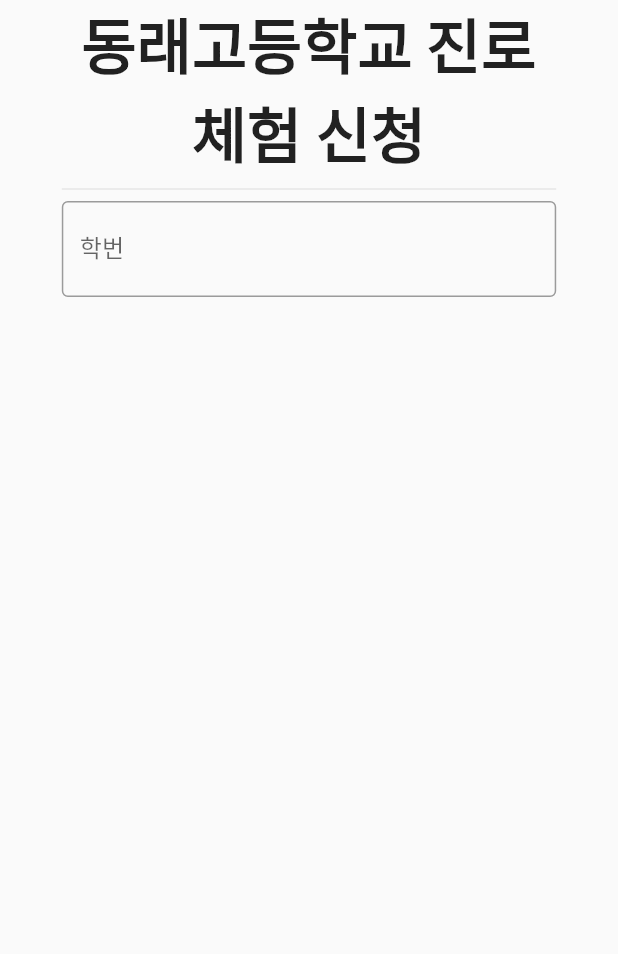
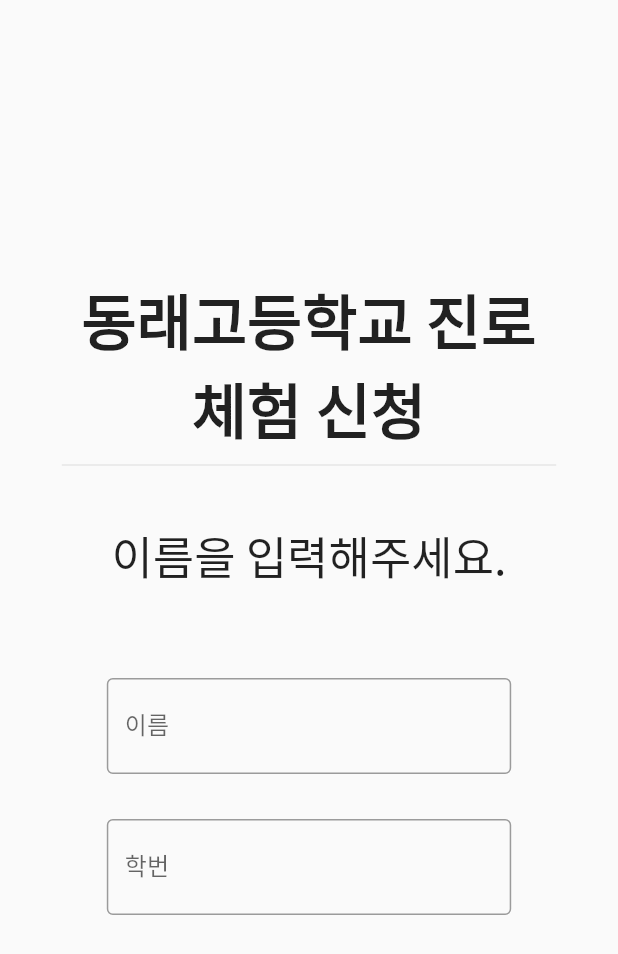
Before and after one commit to dongnae/ApplicationDart, a Flutter app: the screen it shows after launch, on a phone screen of 412 x 824 dp. Shown: the top 954 px of the screen. Run offline on Flutter 3.47's test engine with Material 2 defaults, Android fonts, the phone set to English and light mode, and no system bars.

Commit message:
레이아웃 구성 중 (디바이더, form 추가)

```diff
--- a/lib/main.dart
+++ b/lib/main.dart
@@ -1,3 +1,4 @@
+import 'package:flutter/cupertino.dart';
 import 'package:flutter/material.dart';
 
 void main() {
@@ -21,8 +22,7 @@ class MyApp extends StatelessWidget {
 
 class Loading extends StatelessWidget {
   @override
-  Widget build(BuildContext context) =>
-      Container(
+  Widget build(BuildContext context) => Container(
         child: LinearProgressIndicator(),
       );
 }
@@ -33,7 +33,8 @@ class MainPage extends StatefulWidget {
 }
 
 class MainPageState extends State<MainPage> {
-  var _currentProcess = 1; //0: loading, 1: form, 2: application finish, 10: prev, 11: after
+  var _currentProcess =
+      1; //0: loading, 1: form, 2: application finish, 10: prev, 11: after
 
   Widget _getCurrentWidget() {
     switch (this._currentProcess) {
@@ -42,12 +43,31 @@ class MainPageState extends State<MainPage> {
       case 1:
         return Column(
           children: <Widget>[
-            TextField(
+            Container(
+                margin: const EdgeInsets.all(30),
+                child: Text(
+                  "이름을 입력해주세요.",
+                  style: TextStyle(fontSize: 30),
+                  textAlign: TextAlign.left,
+                )),
+            Container(
+                margin: const EdgeInsets.all(30),
+                child: TextField(
+                  decoration: InputDecoration(
+                    border: OutlineInputBorder(),
+                    labelText: "이름",
+                  ),
+                  style: TextStyle(),
+                )),
+            Container(
+                margin: const EdgeInsets.only(left: 30, right: 30, bottom: 30),
+                child: TextField(
                   decoration: InputDecoration(
                     border: OutlineInputBorder(),
                     labelText: "학번",
                   ),
-            )
+                  style: TextStyle(),
+                )),
           ],
         );
     }
@@ -59,24 +79,29 @@ class MainPageState extends State<MainPage> {
   }
 
   @override
-  Widget build(BuildContext context) =>
-      Scaffold(
+  Widget build(BuildContext context) => Scaffold(
         body: Center(
             child: FractionallySizedBox(
-              child: ListView(
+          child: Center(
+              child: Column(
+            mainAxisSize: MainAxisSize.max,
+            mainAxisAlignment: MainAxisAlignment.center,
+            crossAxisAlignment: CrossAxisAlignment.center,
             children: <Widget>[
               Text(
                 "동래고등학교 진로 체험 신청",
                 style: TextStyle(fontSize: 40, fontWeight: FontWeight.bold),
                 textAlign: TextAlign.center,
               ),
-                  Divider(),
+              Container(
+                child: Center(child: Divider()),
+                //margin: const EdgeInsets.all(30),
+              ),
               _getCurrentWidget(),
             ],
-              ),
+          )),
           widthFactor: 0.8,
           alignment: Alignment.center,
-            )
-        ),
+        )),
       );
 }
```
Lines whose indentation alone changed are shown as unchanged.
